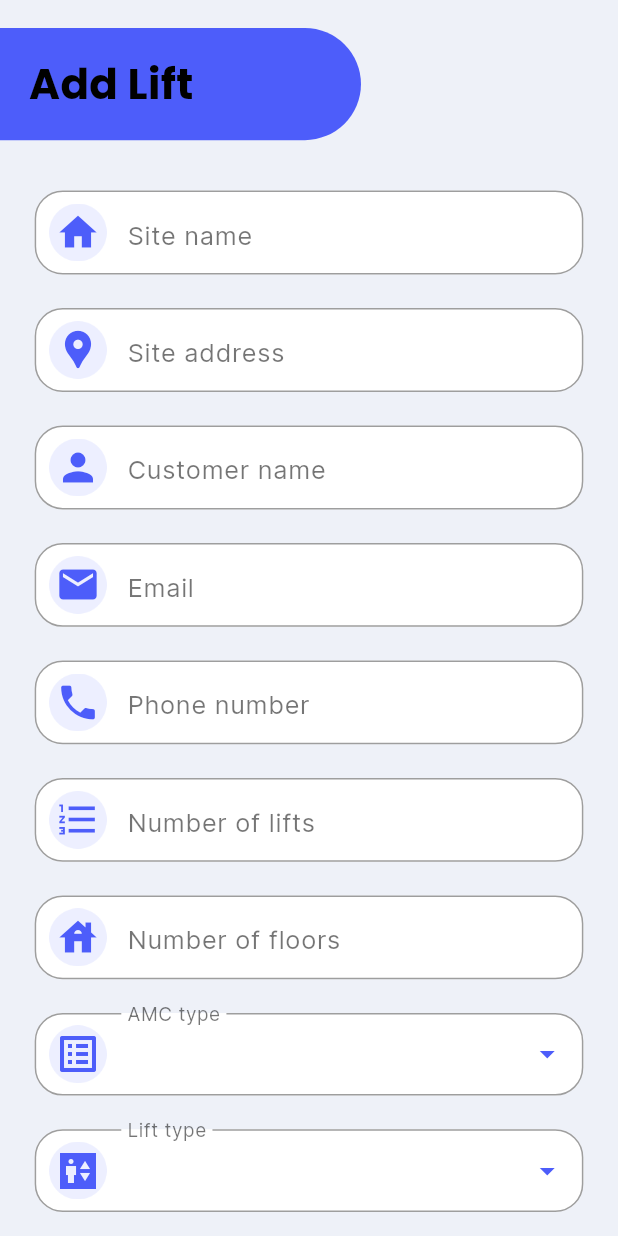
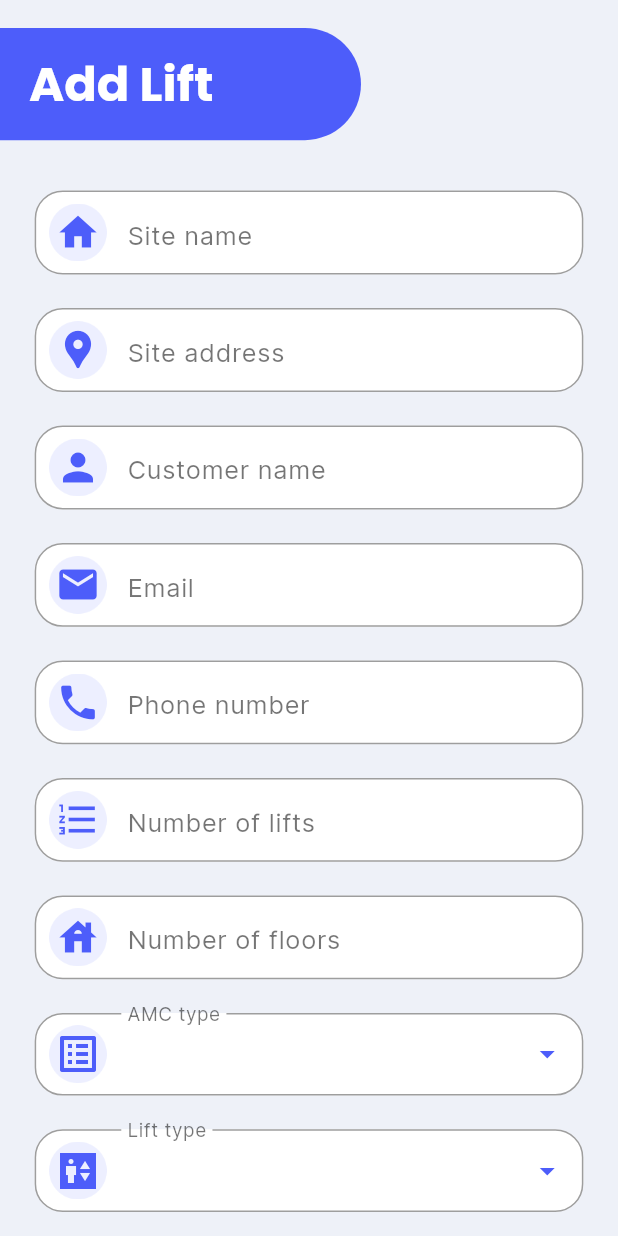
Before and after one commit to iam-niraj/neerp, a Flutter app: the AddLift screen opened directly, on a phone screen of 412 x 824 dp. Run offline on Flutter 3.47's test engine with Material 2 defaults, Android fonts, the phone set to English and light mode, and no system bars; our stand-ins replace bloc, bloc_concurrency, equatable, flutter_bloc, flutter_screenutil, flutter_svg and 2 more; missing offline and left inert: api_cache_manager, flow_builder; accounts and stored records are empty.

Commit message:
minor changes #7

```diff
--- a/lib/utils/components/appBar.dart
+++ b/lib/utils/components/appBar.dart
@@ -34,14 +34,16 @@ class MyAppBar extends StatelessWidget {
                 padding: EdgeInsets.only(left: 20.0.w),
                 child: Align(
                   alignment: Alignment.centerLeft,
-                  child: Text(title,
-                      style: bigText.copyWith(
-                          fontFamily:
-                              "Poppins") /* Theme.of(context).textTheme.headlineMedium!.copyWith(
-                        color: Colors.black,
-                        fontWeight: FontWeight.bold,
-                        fontFamily: "Poppins"), */
-                      ),
+                  child: Text(
+                    title,
+                    style: /* bigText.copyWith(
+                          color: Colors
+                              .white) */
+                        Theme.of(context).textTheme.headlineLarge!.copyWith(
+                            color: Colors.white,
+                            fontWeight: FontWeight.bold,
+                            fontFamily: "Poppins"),
+                  ),
                 ),
               ),
             ),
```
Also changed, not shown: lib/screens/Lift List/components/lift_card.dart (+10 -2 lines), lib/screens/Lift List/lift_list_view.dart (+5 -69 lines), lib/screens/Login/login_screen.dart (+3 -44 lines).
